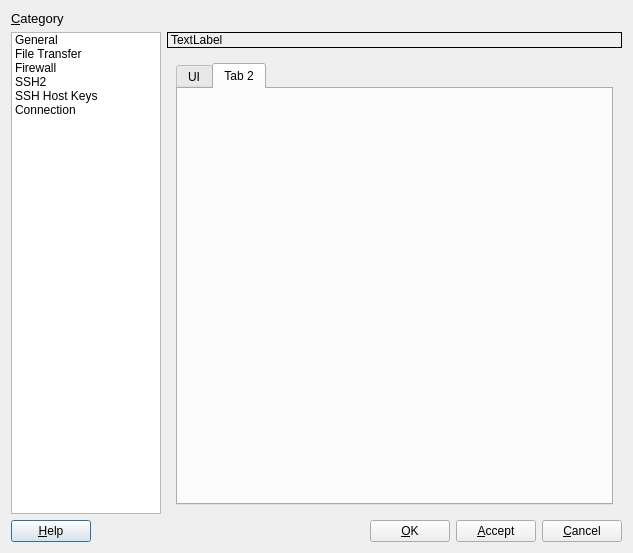
Before: the Qt Designer form src/globaloptionsdialog.ui in kitech/nullfxp, drawn with Qt 5.
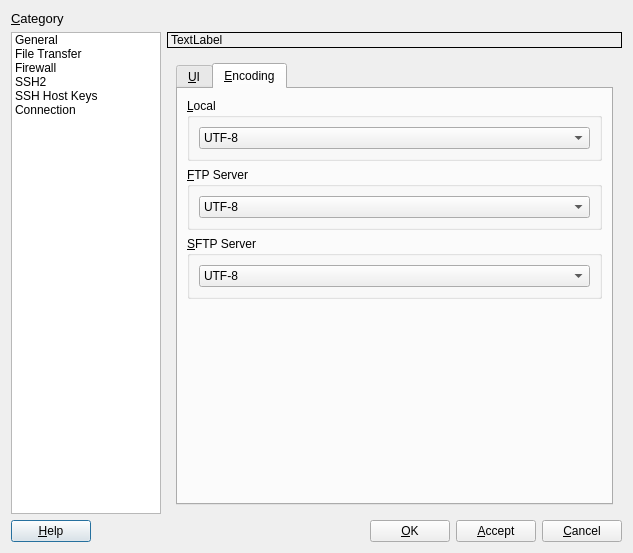
After: the same form once the commit is applied. The open tabs and pages were chosen to show the change. Icons and pictures are not drawn.

Commit message: remote group class encoding way improve

```diff
--- a/src/globaloptionsdialog.ui
+++ b/src/globaloptionsdialog.ui
@@ -181,7 +181,7 @@
              </property>
              <widget class="QWidget" name="tab">
               <attribute name="title">
-               <string>UI</string>
+               <string>&amp;UI</string>
               </attribute>
               <layout class="QVBoxLayout" name="verticalLayout_7">
                <item>
@@ -319,8 +319,122 @@
              </widget>
              <widget class="QWidget" name="tab_2">
               <attribute name="title">
-               <string>Tab 2</string>
+               <string>&amp;Encoding</string>
               </attribute>
+              <layout class="QVBoxLayout" name="verticalLayout_8">
+               <item>
+                <widget class="QGroupBox" name="groupBox_5">
+                 <property name="title">
+                  <string>&amp;Local</string>
+                 </property>
+                 <layout class="QHBoxLayout" name="horizontalLayout_5">
+                  <item>
+                   <widget class="QComboBox" name="comboBox">
+                    <item>
+                     <property name="text">
+                      <string>UTF-8</string>
+                     </property>
+                    </item>
+                    <item>
+                     <property name="text">
+                      <string>ISO-8859-1</string>
+                     </property>
+                    </item>
+                    <item>
+                     <property name="text">
+                      <string>GBK</string>
+                     </property>
+                    </item>
+                    <item>
+                     <property name="text">
+                      <string>BIG5</string>
+                     </property>
+                    </item>
+                   </widget>
+                  </item>
+                 </layout>
+                </widget>
+               </item>
+               <item>
+                <widget class="QGroupBox" name="groupBox_6">
+                 <property name="title">
+                  <string>&amp;FTP Server</string>
+                 </property>
+                 <layout class="QHBoxLayout" name="horizontalLayout_6">
+                  <item>
+                   <widget class="QComboBox" name="comboBox_2">
+                    <item>
+                     <property name="text">
+                      <string>UTF-8</string>
+                     </property>
+                    </item>
+                    <item>
+                     <property name="text">
+                      <string>ISO-8859-1</string>
+                     </property>
+                    </item>
+                    <item>
+                     <property name="text">
+                      <string>GBK</string>
+                     </property>
+                    </item>
+                    <item>
+                     <property name="text">
+                      <string>BIG5</string>
+                     </property>
+                    </item>
+                   </widget>
+                  </item>
+                 </layout>
+                </widget>
+               </item>
+               <item>
+                <widget class="QGroupBox" name="groupBox_7">
+                 <property name="title">
+                  <string>&amp;SFTP Server</string>
+                 </property>
+                 <layout class="QHBoxLayout" name="horizontalLayout_7">
+                  <item>
+                   <widget class="QComboBox" name="comboBox_3">
+                    <item>
+                     <property name="text">
+                      <string>UTF-8</string>
+                     </property>
+                    </item>
+                    <item>
+                     <property name="text">
+                      <string>ISO-8859-1</string>
+                     </property>
+                    </item>
+                    <item>
+                     <property name="text">
+                      <string>GBK</string>
+                     </property>
+                    </item>
+                    <item>
+                     <property name="text">
+                      <string>BIG5</string>
+                     </property>
+                    </item>
+                   </widget>
+                  </item>
+                 </layout>
+                </widget>
+               </item>
+               <item>
+                <spacer name="verticalSpacer">
+                 <property name="orientation">
+                  <enum>Qt::Vertical</enum>
+                 </property>
+                 <property name="sizeHint" stdset="0">
+                  <size>
+                   <width>20</width>
+                   <height>40</height>
+                  </size>
+                 </property>
+                </spacer>
+               </item>
+              </layout>
              </widget>
             </widget>
            </item>
```
The commit also changes 4 other files.
